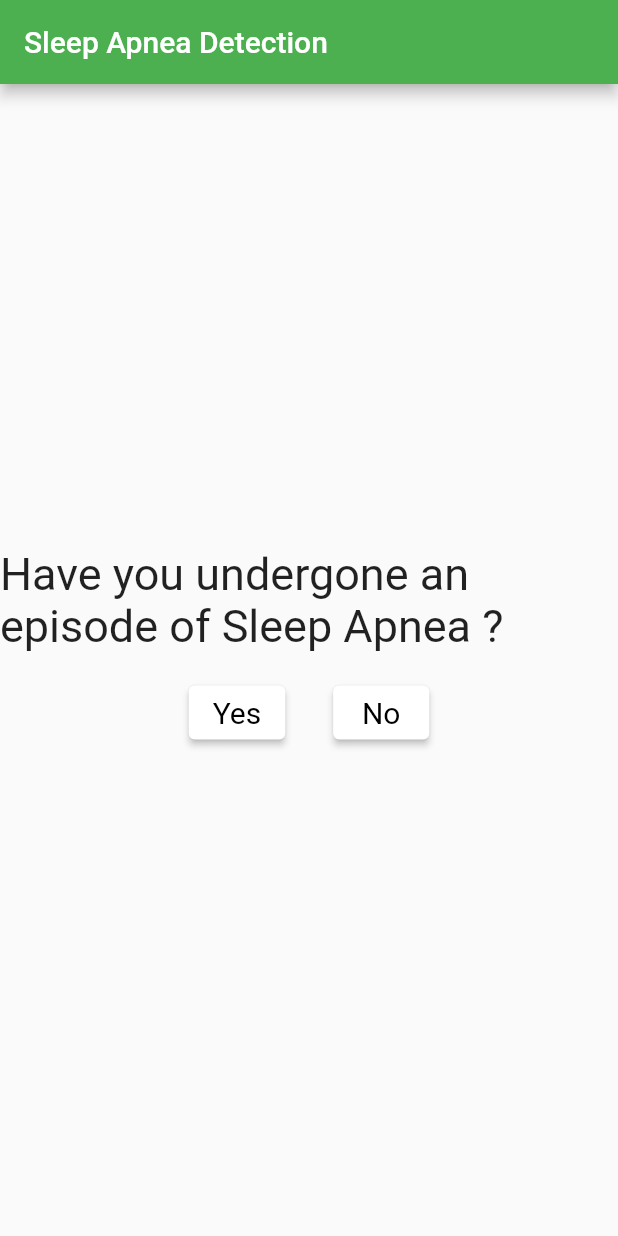
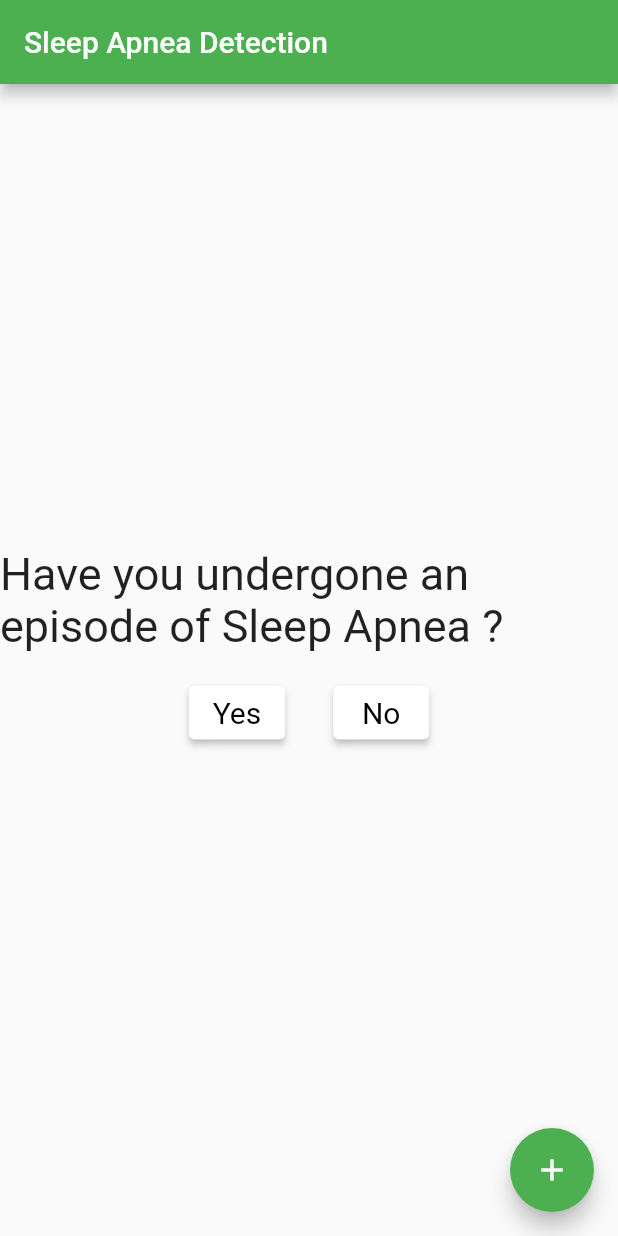
Before and after one commit to Darshanbankapure/flutter_application_1---Copy, a Flutter app: the screen it shows after launch, after a tap on "No", on a phone screen of 412 x 824 dp. Run offline on Flutter 3.47's test engine with Material 2 defaults, Android fonts, the phone set to English and light mode, and no system bars; our stand-ins replace firebase_core, firebase_messaging, flutter_local_notifications; missing offline and left inert: health, wear; accounts and stored records are empty.

Commit message:
added push notifications

```diff
--- a/lib/main.dart
+++ b/lib/main.dart
@@ -35,6 +35,16 @@ Future<void> main() async {
     options: DefaultFirebaseOptions.currentPlatform,
   );
   FirebaseMessaging.onBackgroundMessage(_firebaseMessagingBackgroundHandler);
+
+  await flutterLocalNotificationsPlugin
+      .resolvePlatformSpecificImplementation<AndroidFlutterLocalNotificationsPlugin>()
+      ?.createNotificationChannel(channel);
+
+  await FirebaseMessaging.instance.setForegroundNotificationPresentationOptions(
+    alert: true,
+    badge: true,
+    sound: true,
+    );
   runApp(const MyApp());
 }
 
@@ -119,7 +129,56 @@ class MyHomePage extends StatefulWidget {
 class _MyHomePageState extends State<MyHomePage> {
   int _counter = 0;
 
-  void _incrementCounter() {
+  @override
+  void initState(){
+    super.initState();
+    FirebaseMessaging.onMessage.listen((RemoteMessage message){
+      RemoteNotification? notification = message.notification;
+      AndroidNotification? android = message.notification?.android;
+      if(notification!= null && android!= null){
+          flutterLocalNotificationsPlugin.show(
+            notification.hashCode,
+            notification.title,
+            notification.body,
+            NotificationDetails(
+              android: AndroidNotificationDetails(
+                channel.id,
+                channel.name,
+                //channel.description,
+                color: Colors.blue,
+                playSound: true,
+                icon: '@mipmap/ic_launcher',
+              ),
+            )
+          );
+      }
+    });
+
+    FirebaseMessaging.onMessageOpenedApp.listen((RemoteMessage message){
+        print('A new OnMessageOpened App event was published!');
+        RemoteNotification? notification = message.notification;
+        AndroidNotification? android = message.notification?.android;
+        if(notification!=null && android !=null){
+          showDialog(
+            context: context,
+            builder: (_) {
+              return AlertDialog(
+                title: Text(notification.title?? ''),
+                content: SingleChildScrollView(
+                  child: Column(
+                    crossAxisAlignment: CrossAxisAlignment.start,
+                    children: [
+                      Text(notification.body?? ''),
+                    ],
+                  ),
+                   ),
+              );
+            });
+        }
+    });
+  }
+
+  void showNotifications() {
     setState(() {
       // This call to setState tells the Flutter framework that something has
       // changed in this State, which causes it to rerun the build method below
@@ -128,6 +187,19 @@ class _MyHomePageState extends State<MyHomePage> {
       // called again, and so nothing would appear to happen.
       _counter++;
     });
+    flutterLocalNotificationsPlugin.show(0,
+      "Testing $_counter",
+      "How you doin?",
+      NotificationDetails(
+        android : AndroidNotificationDetails(
+          channel.id,
+          channel.name,
+          importance: Importance.high,
+          color: Colors.blue,
+          playSound: true,
+          icon: '@mipmap/ic_launcher',
+        )
+      ));
   }
 
   @override
@@ -196,7 +268,8 @@ class _MyHomePageState extends State<MyHomePage> {
                           textStyle: const TextStyle(fontSize: 20)),
                       onPressed: () {
                         // Respond to button press
-                        fetchData();
+                        //fetchData();
+                        showNotifications();
                       },
                       child: Text('No'),
                     ))
@@ -205,11 +278,11 @@ class _MyHomePageState extends State<MyHomePage> {
           ],
         ),
       ),
-      //floatingActionButton: FloatingActionButton(
-        //onPressed: _incrementCounter,
-        //tooltip: 'Increment',
-        //child: const Icon(Icons.add),
-      //), // This trailing comma makes auto-formatting nicer for build methods.
-    );
+      floatingActionButton: FloatingActionButton(
+        onPressed: showNotifications,
+        tooltip: 'Increment',
+        child: const Icon(Icons.add),
+        //This trailing comma makes auto-formatting nicer for build methods.
+    ),);
   }
 }
```
